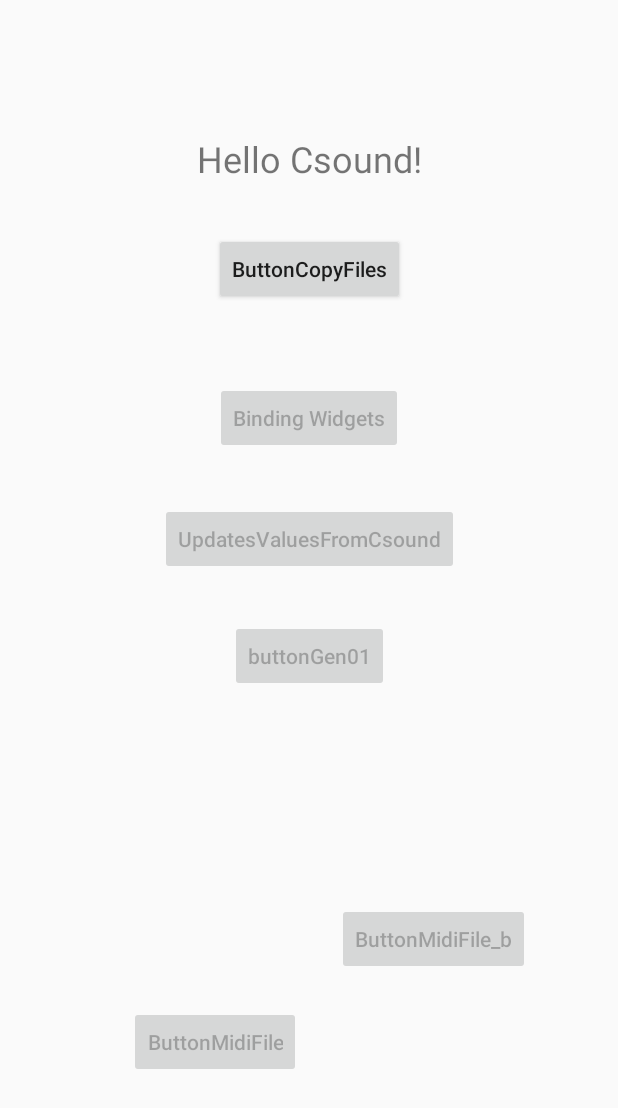
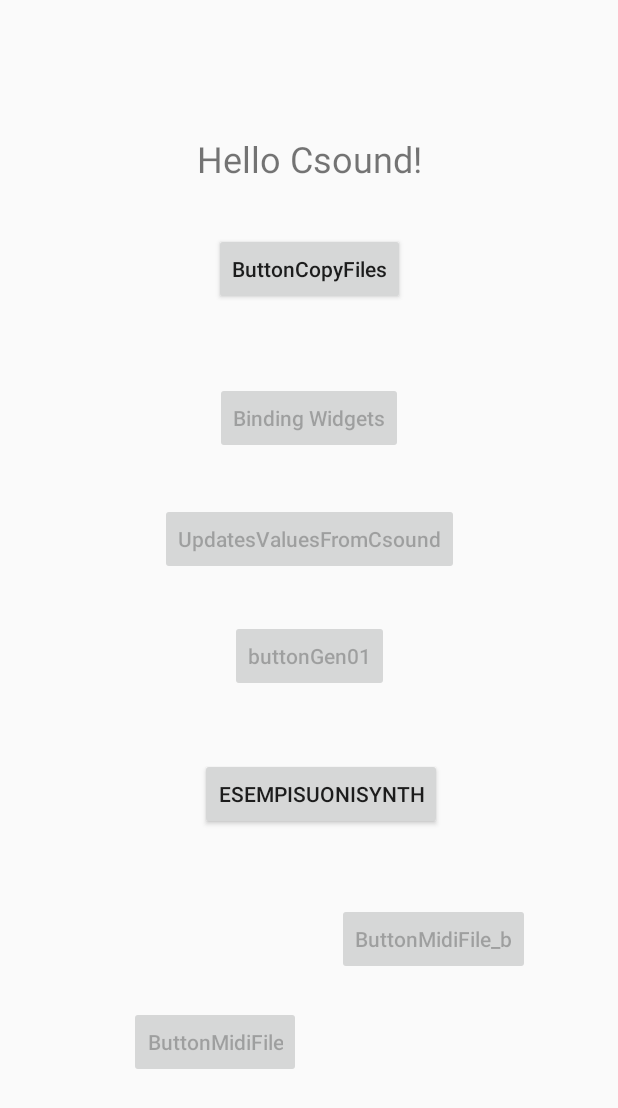
Before and after one commit to strapparts/CSound-Android, an Android app: the screen it shows after launch (MainActivity), on a phone screen of 412 x 824 dp. Shown: the top 1108 px of the screen. Run offline under Robolectric (Android 15) with nearby library versions, the phone set to English and light mode, and no system bars; libraries missing offline, so code that uses them is left out: csnd6.controlChannelType; 1 statement that could not run was skipped.

Commit message:
prova suoni in activity example5. Esclusi suoni che richiedono plugin.

```diff
--- a/app/src/main/AndroidManifest.xml
+++ b/app/src/main/AndroidManifest.xml
@@ -31,7 +31,8 @@
         <activity android:name=".Example2" />
         <activity android:name=".Example3" />
         <activity android:name=".Example4" />
-        <activity android:name=".Example4b"></activity>
+        <activity android:name=".Example4b" />
+        <activity android:name=".Example5"></activity>
     </application>
 
 </manifest>
--- a/app/src/main/java/com/strapparts/csound_android/BaseCsoundActivity.java
+++ b/app/src/main/java/com/strapparts/csound_android/BaseCsoundActivity.java
@@ -21,12 +21,13 @@
 
 @SuppressLint("NewApi") public class BaseCsoundActivity extends Activity {
 
-    protected CsoundObj csoundObj = new CsoundObj(false,true);
+    protected CsoundObj csoundObj;
     protected Handler handler = new Handler();
 
 
     @Override
     public void onCreate(Bundle savedInstanceState) {
+        csoundObj = new CsoundObj(false,true);
         csoundObj.setMessageLoggingEnabled(true);
         super.onCreate(savedInstanceState);
 		/* Log.d("CsoundObj", "FRAMES:" + ((AudioManager) getSystemService(Context.AUDIO_SERVICE)).
--- a/app/src/main/java/com/strapparts/csound_android/MainActivity.java
+++ b/app/src/main/java/com/strapparts/csound_android/MainActivity.java
@@ -16,11 +16,7 @@
 
 public class MainActivity extends BaseCsoundActivity {
 
-    Button buttonCopyFiles, buttonToPageOne, buttonToPageTwo, buttonToPageThree, buttonToPageFour, buttonToPageFour_b; //declare buttons
-
-
-
-
+    Button buttonCopyFiles, buttonToPageOne, buttonToPageTwo, buttonToPageThree, buttonToPageFour, buttonToPageFour_b, buttonExamplesSynth; //declare buttons
 
 
 
@@ -53,7 +49,7 @@
                 } else {
                     //procedura di copia di tutti gli asset nella directory interna
                     AssetManager assetManager = this.getAssets();            //inizializzazione asset manager
-                    String[] assets = {"a4_pianoforte.wav", "c5_pianoforte.wav", "f4_pianoforte.wav", "g4_pianoforte.wav", "test_03.csd", "do_la_re.mid", "marmstk1.wav", "test_04.csd", "flauto_dritto.sf2"};  //definizione array che contiene i nomi dei file da copiare
+                    String[] assets = {"a4_pianoforte.wav", "c5_pianoforte.wav", "f4_pianoforte.wav", "g4_pianoforte.wav", "test_03.csd", "do_la_re.mid", "marmstk1.wav", "test_04.csd", "libfluidOpcodes.so", "flauto_dritto.sf2", "synth_sounds_07.csd"};  //definizione array che contiene i nomi dei file da copiare
                     InputStream in;                              //definizioni input e output stream per la copia dei file
                     OutputStream out;
 
@@ -103,6 +99,7 @@
         buttonToPageThree = (Button) findViewById(R.id.button9);   //connect java button to xml button image widget
         buttonToPageFour = (Button) findViewById(R.id.button11);   //connect java button to xml button image widget
         buttonToPageFour_b = (Button) findViewById(R.id.button15);   //connect java button to xml button image widget
+        buttonExamplesSynth = (Button) findViewById(R.id.button22);
 
         //buttonCopyFiles.setEnabled(true); it's not necessary, it's true by deafault
         buttonToPageOne.setEnabled(false);
@@ -170,6 +167,14 @@
             }
         });
 
+        buttonExamplesSynth.setOnClickListener(new View.OnClickListener() {
+            @Override
+            public void onClick(View v) {
+                Intent gotoplay1 = new Intent(getApplicationContext(), Example5.class); //prepare and start the activity "Example5"
+                startActivity(gotoplay1);
+            }
+        });
+
 
     }
 }
--- a/app/src/main/res/layout/activity_main.xml
+++ b/app/src/main/res/layout/activity_main.xml
@@ -125,4 +125,21 @@
         android:layout_marginBottom="8dp"
         app:layout_constraintVertical_bias="0.194" />
 
+    <Button
+        android:id="@+id/button22"
+        android:layout_width="wrap_content"
+        android:layout_height="wrap_content"
+        android:text="@string/esempisuonisynth"
+        android:layout_marginLeft="112dp"
+        app:layout_constraintLeft_toLeftOf="parent"
+        app:layout_constraintTop_toTopOf="parent"
+        android:layout_marginTop="425dp"
+        android:layout_marginRight="8dp"
+        app:layout_constraintRight_toRightOf="parent"
+        app:layout_constraintBottom_toBottomOf="parent"
+        android:layout_marginBottom="8dp"
+        app:layout_constraintHorizontal_bias="0.165"
+        app:layout_constraintVertical_bias="0.233"
+        tools:ignore="RtlHardcoded" />
+
 </android.support.constraint.ConstraintLayout>
--- a/app/src/main/res/values/strings.xml
+++ b/app/src/main/res/values/strings.xml
@@ -34,5 +34,8 @@
     <string name="buttonPlayGe01_c">ButtonPlayGe01_c</string>
     <string name="buttonPlayGe01_d">ButtonPlayGe01_d</string>
     <string name="buttonplaygen01_a">buttonPlayGen01_a</string>
+    <string name="esempisuonisynth">EsempiSuoniSynth</string>
+    <string name="buttonplay5">ButtonPlay5</string>
+    <string name="buttonstop5">ButtonStop5</string>
 
 </resources>
```
Also changed, not shown: app/src/main/java/com/strapparts/csound_android/Example5.java (added, +89 -0 lines), app/src/main/res/layout/activity_example5.xml (added, +58 -0 lines), 3 other files.
